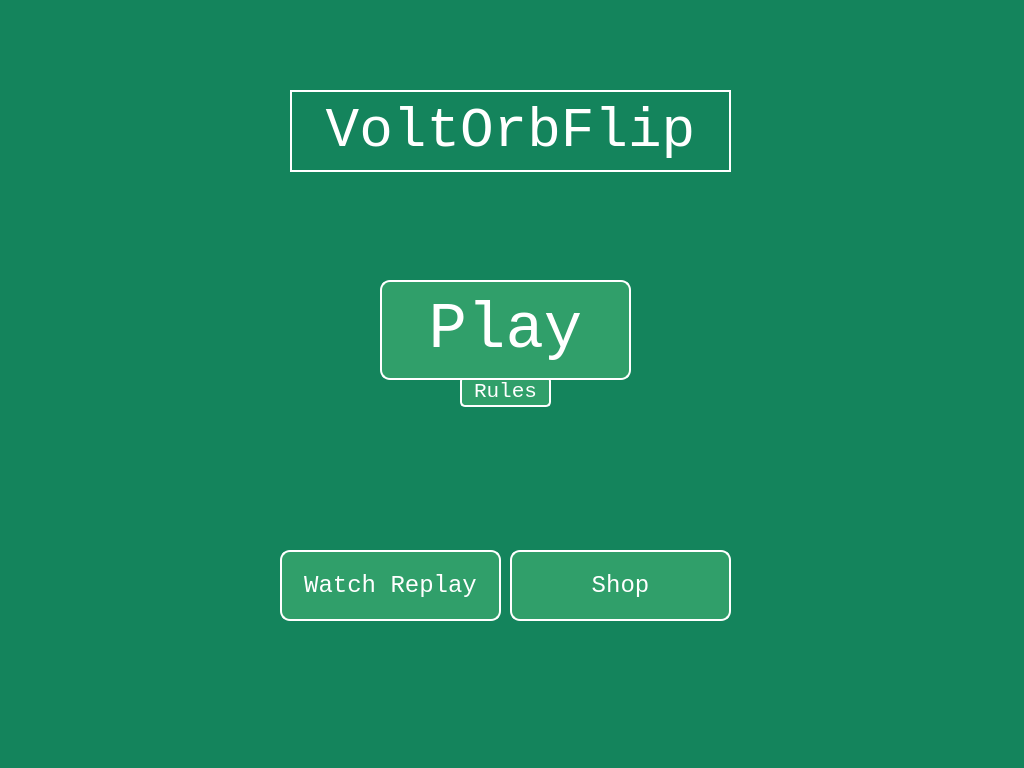
This is VOF-Client-Desktop/Menu.ui in SBEmafph/voltorbflip-clone as Qt 5 draws it before an edit. The edited form follows.
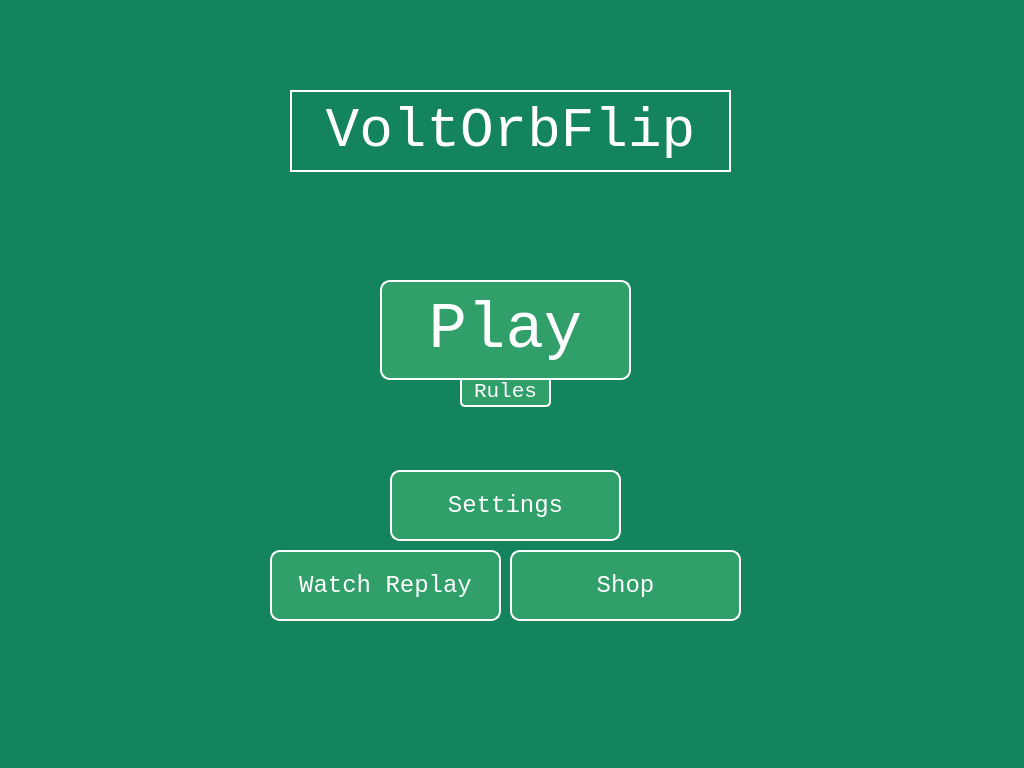
This is the edited form. Icons and pictures are not drawn.

Commit message: Settings Menu eingebaut, UI weiter an Wireframe angepasst, Bezeichnungen teilweise angepasst(PascalCase)

Patch:
```diff
--- a/VOF-Client-Desktop/Menu.ui
+++ b/VOF-Client-Desktop/Menu.ui
@@ -11,18 +11,18 @@
    </rect>
   </property>
   <property name="windowTitle">
-   <string>Client</string>
+   <string>VoltOrbFlip/Menu</string>
   </property>
   <property name="styleSheet">
    <string notr="true">background-color: #14845C;</string>
   </property>
   <widget class="QWidget" name="centralwidget">
-   <widget class="QPushButton" name="shopBtn">
+   <widget class="QPushButton" name="ShopBtn">
     <property name="geometry">
      <rect>
       <x>510</x>
       <y>550</y>
-      <width>221</width>
+      <width>231</width>
       <height>71</height>
      </rect>
     </property>
@@ -34,14 +34,14 @@
      </font>
     </property>
     <property name="styleSheet">
-     <string notr="true">QPushButton#shopBtn {
+     <string notr="true">QPushButton#ShopBtn {
     border-radius: 10px;
     background-color: #309F6A;
     color: white;
     border: 2px solid #ffffff;
 }
 
-QPushButton#shopBtn:hover {
+QPushButton#ShopBtn:hover {
     background-color: #3cb079;
 }</string>
     </property>
@@ -67,7 +67,7 @@
      <bool>false</bool>
     </property>
    </widget>
-   <widget class="QPushButton" name="rulesBtn">
+   <widget class="QPushButton" name="RulesBtn">
     <property name="geometry">
      <rect>
       <x>460</x>
@@ -84,14 +84,14 @@
      </font>
     </property>
     <property name="styleSheet">
-     <string notr="true">QPushButton#rulesBtn {
+     <string notr="true">QPushButton#RulesBtn {
     border-radius: 5px;
     background-color: #309F6A;
     color: white;
     border: 2px solid #ffffff;
 }
 
-QPushButton#rulesBtn:hover {
+QPushButton#RulesBtn:hover {
     background-color: #3cb079;
 }</string>
     </property>
@@ -105,7 +105,7 @@
      </size>
     </property>
    </widget>
-   <widget class="QPushButton" name="playBtn">
+   <widget class="QPushButton" name="PlayBtn">
     <property name="geometry">
      <rect>
       <x>380</x>
@@ -122,14 +122,14 @@
      </font>
     </property>
     <property name="styleSheet">
-     <string notr="true">QPushButton#playBtn {
+     <string notr="true">QPushButton#PlayBtn {
     border-radius: 10px;
     background-color: #309F6A;
     color: white;
     border: 2px solid #ffffff;
 }
 
-QPushButton#playBtn:hover {
+QPushButton#PlayBtn:hover {
     background-color: #3cb079;
 }</string>
     </property>
@@ -149,12 +149,12 @@
      <bool>false</bool>
     </property>
    </widget>
-   <widget class="QPushButton" name="replayBtn">
+   <widget class="QPushButton" name="ReplayBtn">
     <property name="geometry">
      <rect>
-      <x>280</x>
+      <x>270</x>
       <y>550</y>
-      <width>221</width>
+      <width>231</width>
       <height>71</height>
      </rect>
     </property>
@@ -166,14 +166,14 @@
      </font>
     </property>
     <property name="styleSheet">
-     <string notr="true">QPushButton#replayBtn {
+     <string notr="true">QPushButton#ReplayBtn {
     border-radius: 10px;
     background-color: #309F6A;
     color: white;
     border: 2px solid #ffffff;
 }
 
-QPushButton#replayBtn:hover {
+QPushButton#ReplayBtn:hover {
     background-color: #3cb079;
 }</string>
     </property>
@@ -200,7 +200,7 @@
      <string/>
     </property>
     <property name="pixmap">
-     <pixmap resource="voltorb_img.qrc">:/:/images/images/Voltorb.png</pixmap>
+     <pixmap resource="resources.qrc">:/images/images/Voltorb.png</pixmap>
     </property>
     <property name="scaledContents">
      <bool>true</bool>
@@ -223,7 +223,8 @@
     </property>
     <property name="styleSheet">
      <string notr="true">color: white;
-border: 2px solid #ffffff;</string>
+border: 2px solid #ffffff;
+background: url(:/images/images/CheckeredPattern.png);</string>
     </property>
     <property name="text">
      <string>VoltOrbFlip</string>
@@ -245,12 +246,58 @@
      <string/>
     </property>
     <property name="pixmap">
-     <pixmap resource="voltorb_img.qrc">:/:/images/images/Voltorb.png</pixmap>
+     <pixmap resource="resources.qrc">:/images/images/Voltorb.png</pixmap>
     </property>
     <property name="scaledContents">
      <bool>true</bool>
     </property>
    </widget>
+   <widget class="QPushButton" name="SettingsBtn">
+    <property name="geometry">
+     <rect>
+      <x>390</x>
+      <y>470</y>
+      <width>231</width>
+      <height>71</height>
+     </rect>
+    </property>
+    <property name="font">
+     <font>
+      <family>Consolas</family>
+      <pointsize>18</pointsize>
+      <bold>false</bold>
+     </font>
+    </property>
+    <property name="styleSheet">
+     <string notr="true">QPushButton#SettingsBtn {
+    border-radius: 10px;
+    background-color: #309F6A;
+    color: white;
+    border: 2px solid #ffffff;
+}
+
+QPushButton#SettingsBtn:hover {
+    background-color: #3cb079;
+}</string>
+    </property>
+    <property name="text">
+     <string>Settings</string>
+    </property>
+    <property name="iconSize">
+     <size>
+      <width>20</width>
+      <height>20</height>
+     </size>
+    </property>
+   </widget>
+   <zorder>ShopBtn</zorder>
+   <zorder>RulesBtn</zorder>
+   <zorder>PlayBtn</zorder>
+   <zorder>ReplayBtn</zorder>
+   <zorder>label</zorder>
+   <zorder>label_2</zorder>
+   <zorder>SettingsBtn</zorder>
+   <zorder>Titel</zorder>
   </widget>
   <widget class="QMenuBar" name="menubar">
    <property name="geometry">
```
Left out of the diff: 2 changed lines with no effect on the pictures. The commit also changes 28 other files.
